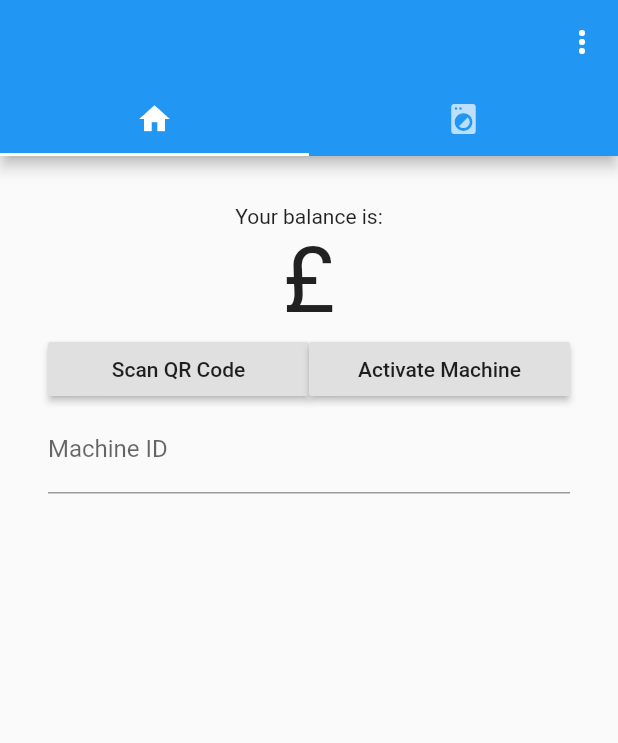
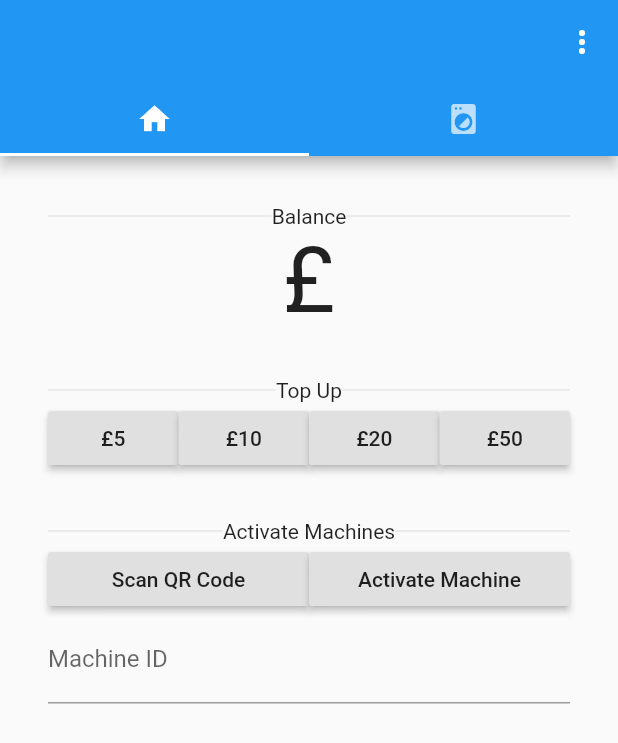
Before and after one commit to 7coil/circuitrcay-flutter, a Flutter app: the HomePage screen opened directly with empty values, on a phone screen of 412 x 824 dp. Shown: the top 743 px of the screen. Run offline on Flutter 3.47's test engine with Material 2 defaults, Android fonts, the light colour scheme and no system bars; our stand-ins replace localstorage, url_launcher_web; missing offline and left inert: barcode_scan; statements that could not run were skipped; project files that could hold a hidden picture were left out.

Commit message:
Add top up buttons

```diff
--- a/lib/pages/HomePage.dart
+++ b/lib/pages/HomePage.dart
@@ -109,9 +109,7 @@ class HomePageState extends State<HomePage>
         MaterialPageRoute(builder: (BuildContext context) => LoginPage()));
   }
 
-  void notify() {
-
-  }
+  void notify() {}
 
   TabBarView getTabBarView(var tabs) {
     return TabBarView(
--- a/lib/tabs/MainTab.dart
+++ b/lib/tabs/MainTab.dart
@@ -2,6 +2,7 @@ import 'package:barcode_scan/barcode_scan.dart';
 import 'package:circuitrcay/class/User.dart';
 import 'package:flutter/material.dart';
 import 'package:flutter/services.dart';
+import 'package:url_launcher/url_launcher.dart';
 
 class MainTab extends StatefulWidget {
   MainTab({Key key, this.userData}) : super(key: key);
@@ -96,6 +97,25 @@ class MainTabState extends State<MainTab> {
     }
   }
 
+  Function topUp(int amount) {
+    return () async {
+      try {
+        String url = await widget.userData.getPaymentURL(amount, "", true);
+        if (await canLaunch(url)) {
+          await launch(url);
+        } else {
+          Scaffold.of(context).showSnackBar(SnackBar(
+            content: Text("Failed to launch $url"),
+          ));
+        }
+      } catch(e) {
+        Scaffold.of(context).showSnackBar(SnackBar(
+          content: Text(e.toString()),
+        ));
+      }
+    };
+  }
+
   @override
   Widget build(BuildContext context) {
     return RefreshIndicator(
@@ -107,11 +127,55 @@ class MainTabState extends State<MainTab> {
               // center the children
               mainAxisAlignment: MainAxisAlignment.center,
               children: <Widget>[
-                Text("Your balance is:"),
+                Row(children: <Widget>[
+                  Expanded(child: Divider()),
+                  Text("Balance"),
+                  Expanded(child: Divider()),
+                ]),
                 Text(
                   "£$_balanceString",
                   style: TextStyle(fontSize: 60),
                 ),
+                SizedBox(height: 30),
+                Row(children: <Widget>[
+                  Expanded(child: Divider()),
+                  Text("Top Up"),
+                  Expanded(child: Divider()),
+                ]),
+                Row(
+                  children: <Widget>[
+                    Expanded(
+                      child: RaisedButton(
+                        onPressed: topUp(5),
+                        child: Text("£5"),
+                      ),
+                    ),
+                    Expanded(
+                      child: RaisedButton(
+                        onPressed: topUp(10),
+                        child: Text("£10"),
+                      ),
+                    ),
+                    Expanded(
+                      child: RaisedButton(
+                        onPressed: topUp(20),
+                        child: Text("£20"),
+                      ),
+                    ),
+                    Expanded(
+                      child: RaisedButton(
+                        onPressed: topUp(50),
+                        child: Text("£50"),
+                      ),
+                    ),
+                  ],
+                ),
+                SizedBox(height: 30),
+                Row(children: <Widget>[
+                  Expanded(child: Divider()),
+                  Text("Activate Machines"),
+                  Expanded(child: Divider()),
+                ]),
                 Row(
                   children: <Widget>[
                     Expanded(
--- a/pubspec.yaml
+++ b/pubspec.yaml
@@ -29,6 +29,8 @@ dependencies:
   barcode_scan: ^1.0.0
   localstorage: ^3.0.0
   flutter_local_notifications: ^0.8.4+3
+  url_launcher: ^5.3.0
+  # webview_flutter: ^0.3.17
   # flutter_launcher_icons: ^0.7.3
 
 dev_dependencies:
```
Also changed, not shown: lib/class/User.dart (+19 -0 lines), lib/generated_plugin_registrant.dart (added, +13 -0 lines), pubspec.lock, 1 other file.
